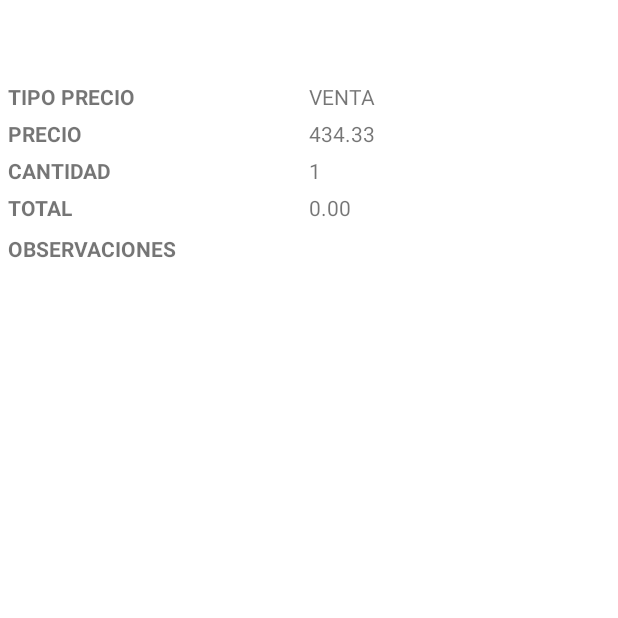
After one commit to JsBoch/pedidosdm, an Android app: the CustomListPedidoActivity screen opened directly, with no data from a screen before it, on a phone screen of 412 x 824 dp, the top half of it. The commit adds this screen. Run offline under Robolectric (Android 15) with nearby library versions, the phone set to English and light mode, and no system bars; network calls fail.

Commit message:
Esta actualización incluye la funcionalidad de la confirmación de pedido antes de guardar

```diff
--- /dev/null
+++ b/app/src/main/java/com/mym/pedidosdm/CustomListPedidoActivity.java
@@ -0,0 +1,14 @@
+package com.mym.pedidosdm;
+
+import androidx.appcompat.app.AppCompatActivity;
+
+import android.os.Bundle;
+
+public class CustomListPedidoActivity extends AppCompatActivity {
+
+    @Override
+    protected void onCreate(Bundle savedInstanceState) {
+        super.onCreate(savedInstanceState);
+        setContentView(R.layout.activity_custom_list_pedido);
+    }
+}
--- a/app/src/main/java/com/mym/pedidosdm/model/ClienteMYM.java
+++ b/app/src/main/java/com/mym/pedidosdm/model/ClienteMYM.java
@@ -1,6 +1,8 @@
 package com.mym.pedidosdm.model;
 
-public class ClienteMYM {
+import java.io.Serializable;
+
+public class ClienteMYM implements Serializable {
     private String codigo;
     private String nombre;
 
--- a/app/src/main/java/com/mym/pedidosdm/model/RegistroProducto.java
+++ b/app/src/main/java/com/mym/pedidosdm/model/RegistroProducto.java
@@ -1,6 +1,10 @@
 package com.mym.pedidosdm.model;
 
-public class RegistroProducto {
+import android.os.Parcelable;
+
+import java.io.Serializable;
+
+public class RegistroProducto implements Serializable {
     private Integer vendedorId;
     private String codigoCliente;
     private String codigo;
--- a/app/src/main/java/com/mym/pedidosdm/view/MainMenuActivity.kt
+++ b/app/src/main/java/com/mym/pedidosdm/view/MainMenuActivity.kt
@@ -54,7 +54,11 @@ class MainMenuActivity : AppCompatActivity(), NavigationView.OnNavigationItemSel
             }
             R.id.nav_item_registroPedido -> {
                 //startActivity(Intent(this,ProductOrderActivity::class.java))
-                startActivity(Intent(this,OrderProductActivity::class.java))
+                //startActivity(Intent(this,OrderProductActivity::class.java))
+                val intent : Intent = Intent(this,OrderProductActivity::class.java).apply {
+                    putExtra("posicionCliente", 0)
+                }
+                startActivity(intent);
             }
         }
         drawer.closeDrawer(GravityCompat.START)
--- /dev/null
+++ b/app/src/main/res/layout/activity_custom_list_pedido.xml
@@ -0,0 +1,111 @@
+<?xml version="1.0" encoding="utf-8"?>
+<LinearLayout xmlns:android="http://schemas.android.com/apk/res/android"
+    xmlns:app="http://schemas.android.com/apk/res-auto"
+    xmlns:tools="http://schemas.android.com/tools"
+    android:layout_width="match_parent"
+    android:layout_height="match_parent"
+    android:orientation="vertical"
+    android:layout_margin="5dp"
+    tools:context=".CustomListPedidoActivity">
+
+    <TextView
+        android:id="@+id/tvCustomListProductoCodigoView"
+        android:layout_width="match_parent"
+        android:textStyle="bold"
+        android:textSize="16sp"
+        android:textColor="@color/primaryDarkColor"
+        android:layout_height="wrap_content"/>
+    <TextView
+        android:id="@+id/tvCustomListProductoNombreView"
+        android:layout_width="match_parent"
+        android:layout_height="wrap_content"
+        android:textSize="16sp"
+        android:textColor="@color/primaryDarkColor"
+        android:layout_marginBottom="5dp"/>
+
+    <LinearLayout
+        android:orientation="horizontal"
+        android:layout_width="match_parent"
+        android:layout_height="wrap_content">
+
+        <TextView
+            android:layout_width="0dp"
+            android:layout_weight="1"
+            android:layout_height="wrap_content"
+            android:text="TIPO PRECIO"
+            android:textStyle="bold" />
+        <TextView
+            android:id="@+id/tvCustomListProductoTipoPrecioView"
+            android:layout_width="0dp"
+            android:layout_weight="1"
+            android:layout_height="wrap_content"
+            android:text="VENTA"/>
+    </LinearLayout>
+    <LinearLayout
+        android:layout_marginTop="5dp"
+        android:orientation="horizontal"
+        android:layout_width="match_parent"
+        android:layout_height="wrap_content">
+
+        <TextView
+            android:layout_width="0dp"
+            android:layout_weight="1"
+            android:layout_height="wrap_content"
+            android:text="PRECIO"
+            android:textStyle="bold" />
+        <TextView
+            android:id="@+id/tvCustomListProductoPrecioView"
+            android:layout_width="0dp"
+            android:layout_weight="1"
+            android:layout_height="wrap_content"
+            android:text="434.33"/>
+    </LinearLayout>
+    <LinearLayout
+        android:layout_marginTop="5dp"
+        android:orientation="horizontal"
+        android:layout_width="match_parent"
+        android:layout_height="wrap_content">
+
+        <TextView
+            android:layout_width="0dp"
+            android:layout_weight="1"
+            android:layout_height="wrap_content"
+            android:text="CANTIDAD"
+            android:textStyle="bold"/>
+        <TextView
+            android:id="@+id/tvCustomListProductoCantidadView"
+            android:layout_width="0dp"
+            android:layout_weight="1"
+            android:layout_height="wrap_content"
+            android:text="1"/>
+    </LinearLayout>
+    <LinearLayout
+        android:layout_marginTop="5dp"
+        android:orientation="horizontal"
+        android:layout_width="match_parent"
+        android:layout_height="wrap_content">
+
+        <TextView
+            android:layout_width="0dp"
+            android:layout_weight="1"
+            android:layout_height="wrap_content"
+            android:text="TOTAL"
+            android:textStyle="bold"/>
+        <TextView
+            android:id="@+id/tvCustomListProductoTotalView"
+            android:layout_width="0dp"
+            android:layout_weight="1"
+            android:layout_height="wrap_content"
+            android:text="0.00"/>
+    </LinearLayout>
+    <TextView
+        android:layout_width="match_parent"
+        android:layout_height="wrap_content"
+        android:text="OBSERVACIONES"
+        android:layout_marginTop="8dp"
+        android:textStyle="bold"/>
+    <TextView
+        android:id="@+id/tvCustomListProductoObservacionesView"
+        android:layout_width="match_parent"
+        android:layout_height="wrap_content" />
+</LinearLayout>
--- a/app/src/main/res/values/strings.xml
+++ b/app/src/main/res/values/strings.xml
@@ -1,9 +1,9 @@
 <resources>
     <string name="app_name">pedidosdm</string>
-    <string name="URL_Login">http://192.168.1.39/wsdistribuidoramym/login.php</string>
+    <string name="URL_Login">http://192.168.0.12/wsdistribuidoramym/login.php</string>
     <string name="navigation_drawer_open">Open</string>
     <string name="navigation_drawer_close">Close</string>
     <string name="title_app_mym">Distribuidora MYM</string>
-    <string name="URL_ProductList">http://192.168.1.39/wsdistribuidoramym/productlist.php</string>
-    <string name="URL_ClientList">http://192.168.1.39/wsdistribuidoramym/clientlist.php</string>
+    <string name="URL_ProductList">http://192.168.0.12/wsdistribuidoramym/productlist.php</string>
+    <string name="URL_ClientList">http://192.168.0.12/wsdistribuidoramym/clientlist.php</string>
 </resources>
```
Also changed, not shown: app/src/main/AndroidManifest.xml (+9 -2 lines), app/src/main/java/com/mym/pedidosdm/MainActivity.kt (+2 -8 lines), app/src/main/java/com/mym/pedidosdm/model/CustomBaseAdapterProductos.java (added, +66 -0 lines), app/src/main/java/com/mym/pedidosdm/view/ConfirmacionPedidoActivity.java (added, +129 -0 lines), app/src/main/java/com/mym/pedidosdm/view/OrderProductActivity.java (+55 -9 lines), app/src/main/res/layout/activity_confirmacion_pedido.xml (added, +72 -0 lines), app/src/main/res/layout/activity_order_product.xml (+8 -0 lines).
